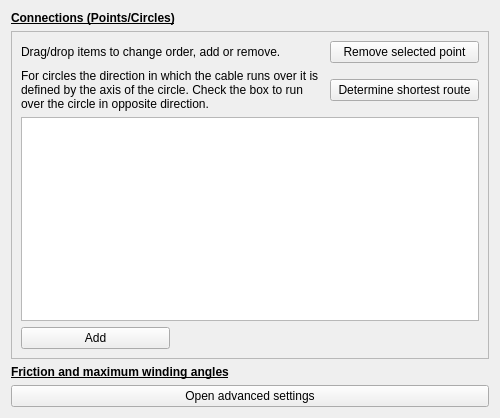
Above: guis/widget_connections.ui from RubendeBruin/DAVE before the change. Below: the same form after it.
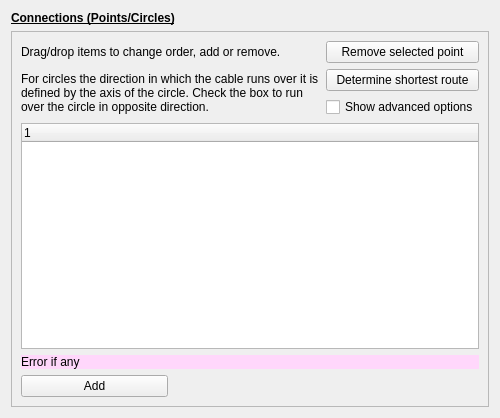
That is the form after the change. Custom widgets are drawn as their Qt base class.

Commit message: offsets implemented including GUI

Patch:
```diff
--- a/guis/widget_connections.ui
+++ b/guis/widget_connections.ui
@@ -36,6 +36,42 @@
       <enum>QFrame::Raised</enum>
      </property>
      <layout class="QGridLayout" name="gridLayout">
+      <item row="4" column="1" colspan="2">
+       <widget class="QLabel" name="label_8">
+        <property name="text">
+         <string>Drag/drop items to change order, add or remove.</string>
+        </property>
+        <property name="wordWrap">
+         <bool>true</bool>
+        </property>
+       </widget>
+      </item>
+      <item row="10" column="1">
+       <widget class="QPushButton" name="pushButton">
+        <property name="text">
+         <string>Add</string>
+        </property>
+       </widget>
+      </item>
+      <item row="8" column="1" colspan="3">
+       <widget class="QTreeWidget" name="tree">
+        <column>
+         <property name="text">
+          <string notr="true">1</string>
+         </property>
+        </column>
+       </widget>
+      </item>
+      <item row="5" column="1" rowspan="2" colspan="2">
+       <widget class="QLabel" name="lbDirection">
+        <property name="text">
+         <string>For circles the direction in which the cable runs over it is defined by the axis of the circle. Check the box to run over the circle in opposite direction.</string>
+        </property>
+        <property name="wordWrap">
+         <bool>true</bool>
+        </property>
+       </widget>
+      </item>
       <item row="4" column="3">
        <widget class="QPushButton" name="pbRemoveSelected">
         <property name="text">
@@ -43,29 +79,6 @@
         </property>
        </widget>
       </item>
-      <item row="8" column="1">
-       <widget class="QPushButton" name="pushButton">
-        <property name="text">
-         <string>Add</string>
-        </property>
-       </widget>
-      </item>
-      <item row="6" column="1" colspan="3">
-       <widget class="QListWidget" name="list">
-        <property name="sizePolicy">
-         <sizepolicy hsizetype="Expanding" vsizetype="MinimumExpanding">
-          <horstretch>0</horstretch>
-          <verstretch>0</verstretch>
-         </sizepolicy>
-        </property>
-        <property name="minimumSize">
-         <size>
-          <width>0</width>
-          <height>50</height>
-         </size>
-        </property>
-       </widget>
-      </item>
       <item row="5" column="3">
        <widget class="QPushButton" name="pbSetShortestRoute">
         <property name="text">
@@ -73,46 +86,32 @@
         </property>
        </widget>
       </item>
-      <item row="4" column="1" colspan="2">
-       <widget class="QLabel" name="label_8">
-        <property name="text">
-         <string>Drag/drop items to change order, add or remove.</string>
-        </property>
-        <property name="wordWrap">
-         <bool>true</bool>
-        </property>
-       </widget>
-      </item>
-      <item row="5" column="1" colspan="2">
-       <widget class="QLabel" name="lbDirection">
-        <property name="text">
-         <string>For circles the direction in which the cable runs over it is defined by the axis of the circle. Check the box to run over the circle in opposite direction.</string>
-        </property>
-        <property name="wordWrap">
-         <bool>true</bool>
-        </property>
-       </widget>
-      </item>
-      <item row="8" column="2" colspan="2">
+      <item row="10" column="2" colspan="2">
        <widget class="QNodePicker" name="widgetPicker" native="true"/>
       </item>
+      <item row="6" column="3">
+       <widget class="QCheckBox" name="checkBox">
+        <property name="text">
+         <string>Show advanced options</string>
+        </property>
+       </widget>
+      </item>
+      <item row="9" column="1" colspan="3">
+       <widget class="QLabel" name="lblError">
+        <property name="styleSheet">
+         <string notr="true">background-color: rgb(255, 215, 251);</string>
+        </property>
+        <property name="text">
+         <string>Error if any</string>
+        </property>
+        <property name="wordWrap">
+         <bool>true</bool>
+        </property>
+       </widget>
+      </item>
      </layout>
     </widget>
    </item>
-   <item>
-    <widget class="QLabel" name="label">
-     <property name="text">
-      <string>&lt;html&gt;&lt;head/&gt;&lt;body&gt;&lt;p&gt;&lt;span style=&quot; font-weight:600; text-decoration: underline;&quot;&gt;Friction and maximum winding angles&lt;/span&gt;&lt;/p&gt;&lt;/body&gt;&lt;/html&gt;</string>
-     </property>
-    </widget>
-   </item>
-   <item>
-    <widget class="QPushButton" name="pbAdvancedSettings">
-     <property name="text">
-      <string>Open advanced settings</string>
-     </property>
-    </widget>
-   </item>
   </layout>
  </widget>
  <customwidgets>
```
Left out of the diff: 2 changed lines with no effect on the pictures. The commit also changes 7 other files.
